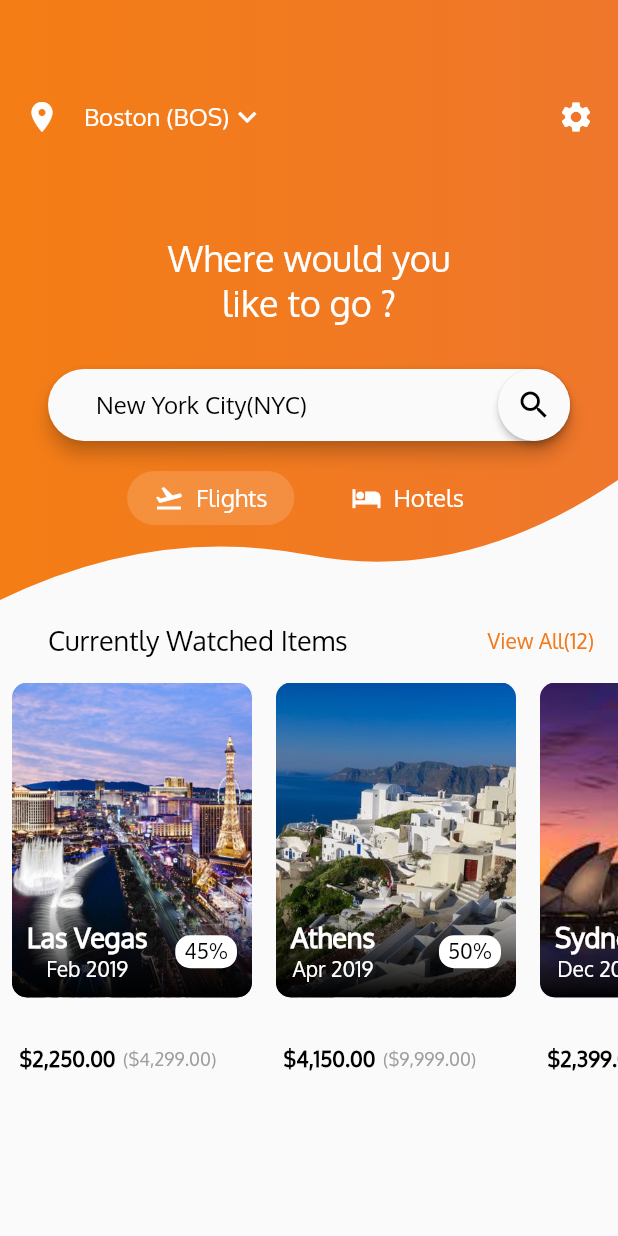
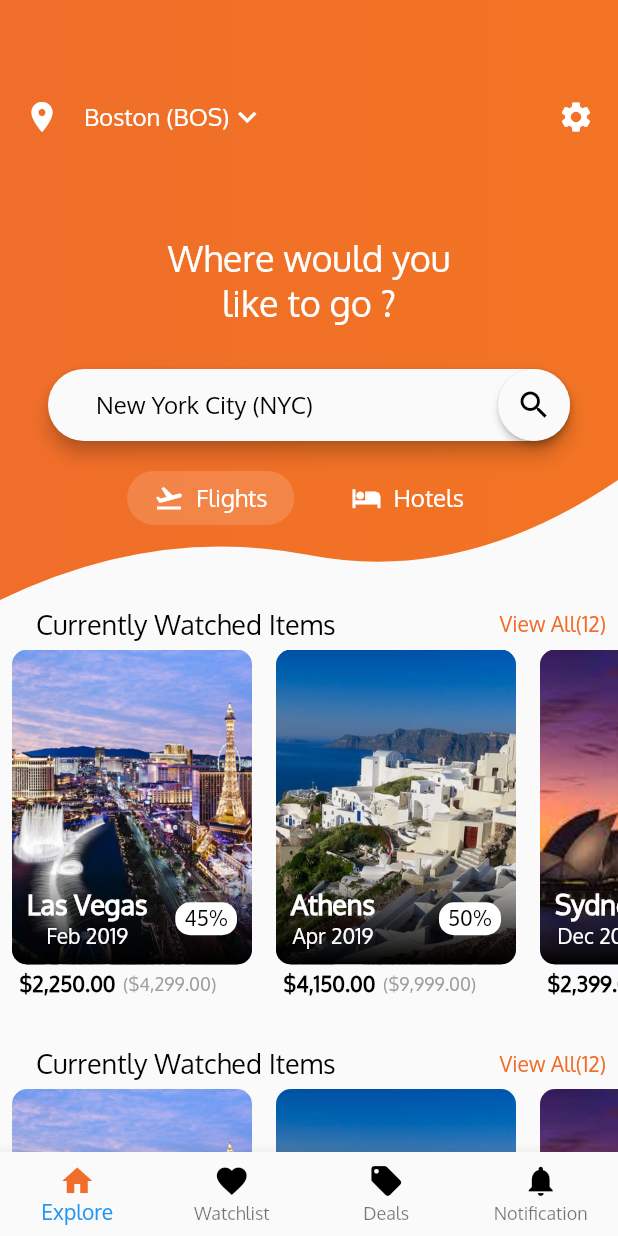
Before and after one commit to grrrgpratik/FlightTicketTracker, a Flutter app: the screen it shows after launch, on a phone screen of 412 x 824 dp. Run offline on Flutter 3.47's test engine with Material 2 defaults, Android fonts, the phone set to English and light mode, and no system bars.

Commit message:
Custom bottom app bar added

```diff
--- /dev/null
+++ b/lib/CustomAppBar.dart
@@ -0,0 +1,61 @@
+import 'package:flight_ticket_tracker/main.dart';
+import 'package:flutter/material.dart';
+
+class CustomAppBar extends StatelessWidget {
+  final List<BottomNavigationBarItem> bottomBarItems = [];
+
+  final bottomNavigationBarItemStyle =
+      TextStyle(fontStyle: FontStyle.normal, color: Colors.black);
+
+  CustomAppBar() {
+    bottomBarItems.add(BottomNavigationBarItem(
+        activeIcon: Icon(
+          Icons.home,
+          color: appTheme.primaryColor,
+        ),
+        icon: Icon(
+          Icons.home,
+          color: Colors.black,
+        ),
+        title: Text("Explore",
+            style: TextStyle(
+                fontStyle: FontStyle.normal, color: appTheme.primaryColor))));
+    bottomBarItems.add(BottomNavigationBarItem(
+        icon: Icon(
+          Icons.favorite,
+          color: Colors.black,
+        ),
+        title: Text(
+          "Watchlist",
+          style: bottomNavigationBarItemStyle,
+        )));
+    bottomBarItems.add(BottomNavigationBarItem(
+        icon: Icon(
+          Icons.local_offer,
+          color: Colors.black,
+        ),
+        title: Text(
+          "Deals",
+          style: bottomNavigationBarItemStyle,
+        )));
+    bottomBarItems.add(BottomNavigationBarItem(
+        icon: Icon(
+          Icons.notifications,
+          color: Colors.black,
+        ),
+        title: Text(
+          "Notification",
+          style: bottomNavigationBarItemStyle,
+        )));
+  }
+
+  @override
+  Widget build(BuildContext context) {
+    return Material(
+      child: BottomNavigationBar(
+        items: bottomBarItems,
+        type: BottomNavigationBarType.fixed,
+      ),
+    );
+  }
+}
--- a/lib/main.dart
+++ b/lib/main.dart
@@ -1,3 +1,4 @@
+import 'package:flight_ticket_tracker/CustomAppBar.dart';
 import 'package:flight_ticket_tracker/CustomShapeClipper.dart';
 import 'package:flutter/material.dart';
 import 'package:flutter/services.dart';
@@ -9,13 +10,13 @@ void main() => runApp((MaterialApp(
     theme: appTheme,
     home: MyApp())));
 
-Color firstColor = Color(0xFFF47D15);
-Color secondColor = Color(0xFFEF772C);
+Color firstColor = Color(0xFFF06E2A);
+Color secondColor = Color(0xFFF27423);
 
 ThemeData appTheme =
-    ThemeData(primaryColor: Color(0xFFF3791A), fontFamily: "Oxygen");
+    ThemeData(primaryColor: Color(0xFFF06E2A), fontFamily: "Oxygen");
 
-List<String> locations = ["Boston (BOS)", "New York City(NYC)"];
+List<String> locations = ["Boston (BOS)", "New York City (NYC)"];
 
 final formatCurrency = NumberFormat.simpleCurrency();
 
@@ -24,10 +25,19 @@ class MyApp extends StatelessWidget {
   @override
   Widget build(BuildContext context) {
     SystemChrome.setSystemUIOverlayStyle(
-        SystemUiOverlayStyle(statusBarColor: Color(0xFFC86712)));
+        SystemUiOverlayStyle(statusBarColor: Color(0xFFDC6A20)));
     return Scaffold(
-      body: Column(
-        children: <Widget>[HomeScreenTopContainer(), homeScreenBottomContainer],
+      resizeToAvoidBottomPadding: false,
+      bottomNavigationBar: CustomAppBar(),
+      body: SingleChildScrollView(
+        scrollDirection: Axis.vertical,
+        child: Column(
+          children: <Widget>[
+            HomeScreenTopContainer(),
+            homeScreenBottomContainer,
+            homeScreenBottomContainer
+          ],
+        ),
       ),
     );
   }
@@ -219,7 +229,7 @@ var homeScreenBottomContainer = Container(
     child: Column(
   children: <Widget>[
     Padding(
-      padding: const EdgeInsets.symmetric(horizontal: 16.0, vertical: 16.0),
+      padding: const EdgeInsets.symmetric(horizontal: 8.0, vertical: 5.0),
       child: Row(
         mainAxisSize: MainAxisSize.max,
         mainAxisAlignment: MainAxisAlignment.spaceBetween,
@@ -239,14 +249,11 @@ var homeScreenBottomContainer = Container(
         ],
       ),
     ),
-    Padding(
-      padding: const EdgeInsets.only(bottom: 8.0),
-      child: Container(
-        height: 260.0,
-        child: ListView(
-          scrollDirection: Axis.horizontal,
-          children: cityCard,
-        ),
+    Container(
+      height: 260.0,
+      child: ListView(
+        scrollDirection: Axis.horizontal,
+        children: cityCard,
       ),
     )
   ],
@@ -276,7 +283,7 @@ class CityCard extends StatelessWidget {
       ),
       child: Column(
         crossAxisAlignment: CrossAxisAlignment.start,
-        mainAxisAlignment: MainAxisAlignment.spaceBetween,
+        mainAxisAlignment: MainAxisAlignment.start,
         children: <Widget>[
           ClipRRect(
             borderRadius: BorderRadius.all(Radius.circular(10)),
@@ -348,7 +355,12 @@ class CityCard extends StatelessWidget {
               ],
             ),
           ),
+          SizedBox(
+            height: 4,
+          ),
           Row(
+            mainAxisSize: MainAxisSize.max,
+            mainAxisAlignment: MainAxisAlignment.start,
             children: <Widget>[
               SizedBox(
                 width: 5,
```
Also changed, not shown: lib/flight_list.dart (added), pubspec.lock.
